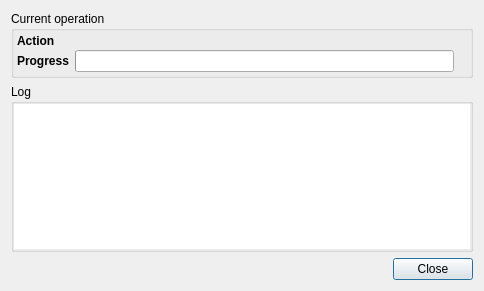
macgitver/MacGitver, file Libs/libMacGitverCore/Widgets/ProgressDlg.ui: the form before one commit.
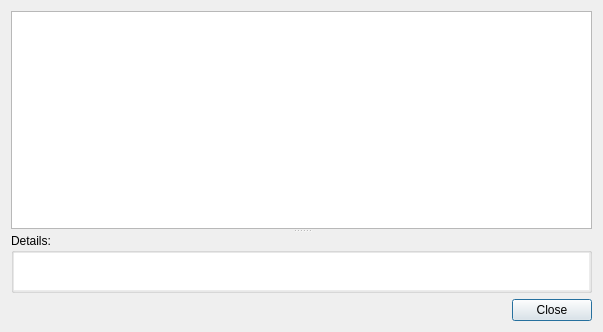
The form after the commit.

Commit message:
redesign ProgressDlg to visualize the progress of multiple activities
An activity must contain at least one step to be processed.

Note: There's no logging available yet.

Patch:
```diff
--- a/Libs/libMacGitverCore/Widgets/ProgressDlg.ui
+++ b/Libs/libMacGitverCore/Widgets/ProgressDlg.ui
@@ -9,16 +9,10 @@
    <rect>
     <x>0</x>
     <y>0</y>
-    <width>484</width>
-    <height>291</height>
+    <width>603</width>
+    <height>332</height>
    </rect>
   </property>
-  <property name="sizePolicy">
-   <sizepolicy hsizetype="Fixed" vsizetype="Fixed">
-    <horstretch>0</horstretch>
-    <verstretch>0</verstretch>
-   </sizepolicy>
-  </property>
   <property name="windowTitle">
    <string>Progress</string>
   </property>
@@ -26,19 +20,41 @@
    <bool>true</bool>
   </property>
   <layout class="QGridLayout" name="gridLayout">
-   <item row="3" column="0">
-    <widget class="QDialogButtonBox" name="buttonBox">
-     <property name="standardButtons">
-      <set>QDialogButtonBox::Close</set>
+   <item row="0" column="0">
+    <widget class="QSplitter" name="splitter">
+     <property name="orientation">
+      <enum>Qt::Vertical</enum>
      </property>
-    </widget>
-   </item>
-   <item row="2" column="0">
+     <widget class="QTreeWidget" name="treeProgress">
+      <property name="sizePolicy">
+       <sizepolicy hsizetype="Expanding" vsizetype="Expanding">
+        <horstretch>0</horstretch>
+        <verstretch>2</verstretch>
+       </sizepolicy>
+      </property>
+      <property name="verticalScrollMode">
+       <enum>QAbstractItemView::ScrollPerPixel</enum>
+      </property>
+      <property name="animated">
+       <bool>true</bool>
+      </property>
+      <property name="allColumnsShowFocus">
+       <bool>true</bool>
+      </property>
+      <attribute name="headerVisible">
+       <bool>false</bool>
+      </attribute>
+      <column>
+       <property name="text">
+        <string notr="true">1</string>
+       </property>
+      </column>
+     </widget>
     <widget class="QGroupBox" name="groupBox_2">
      <property name="sizePolicy">
-      <sizepolicy hsizetype="Minimum" vsizetype="MinimumExpanding">
+       <sizepolicy hsizetype="Preferred" vsizetype="Preferred">
        <horstretch>0</horstretch>
-       <verstretch>0</verstretch>
+        <verstretch>1</verstretch>
       </sizepolicy>
      </property>
      <property name="minimumSize">
@@ -48,7 +64,7 @@
       </size>
      </property>
      <property name="title">
-      <string>Log</string>
+       <string>Details:</string>
      </property>
      <layout class="QVBoxLayout" name="verticalLayout">
       <property name="sizeConstraint">
@@ -84,70 +100,13 @@
       </item>
      </layout>
     </widget>
-   </item>
-   <item row="0" column="0" rowspan="2">
-    <widget class="QGroupBox" name="groupBox">
-     <property name="title">
-      <string>Current operation</string>
-     </property>
-     <layout class="QGridLayout" name="gridLayout_2">
-      <property name="leftMargin">
-       <number>3</number>
-      </property>
-      <property name="topMargin">
-       <number>3</number>
-      </property>
-      <property name="rightMargin">
-       <number>3</number>
-      </property>
-      <property name="bottomMargin">
-       <number>3</number>
-      </property>
-      <property name="horizontalSpacing">
-       <number>6</number>
-      </property>
-      <property name="verticalSpacing">
-       <number>2</number>
-      </property>
-      <item row="1" column="1">
-       <widget class="QProgressBar" name="progressBar">
-        <property name="sizePolicy">
-         <sizepolicy hsizetype="Expanding" vsizetype="MinimumExpanding">
-          <horstretch>0</horstretch>
-          <verstretch>0</verstretch>
-         </sizepolicy>
-        </property>
-       </widget>
-      </item>
-      <item row="1" column="2">
-       <widget class="QLabel" name="lblTransferSize">
-        <property name="text">
-         <string/>
-        </property>
        </widget>
       </item>
       <item row="1" column="0">
-       <widget class="QLabel" name="label_2">
-        <property name="text">
-         <string>&lt;b&gt;Progress&lt;/(b&gt;</string>
-        </property>
-       </widget>
-      </item>
-      <item row="0" column="0">
-       <widget class="QLabel" name="label">
-        <property name="text">
-         <string>&lt;b&gt;Action&lt;/b&gt;</string>
-        </property>
-       </widget>
-      </item>
-      <item row="0" column="1" colspan="2">
-       <widget class="QLabel" name="lblAction">
-        <property name="text">
-         <string/>
-        </property>
-       </widget>
-      </item>
-     </layout>
+    <widget class="QDialogButtonBox" name="buttonBox">
+     <property name="standardButtons">
+      <set>QDialogButtonBox::Close</set>
+     </property>
     </widget>
    </item>
   </layout>
```
Lines whose indentation alone changed are shown as unchanged. The commit also changes 2 other files.
